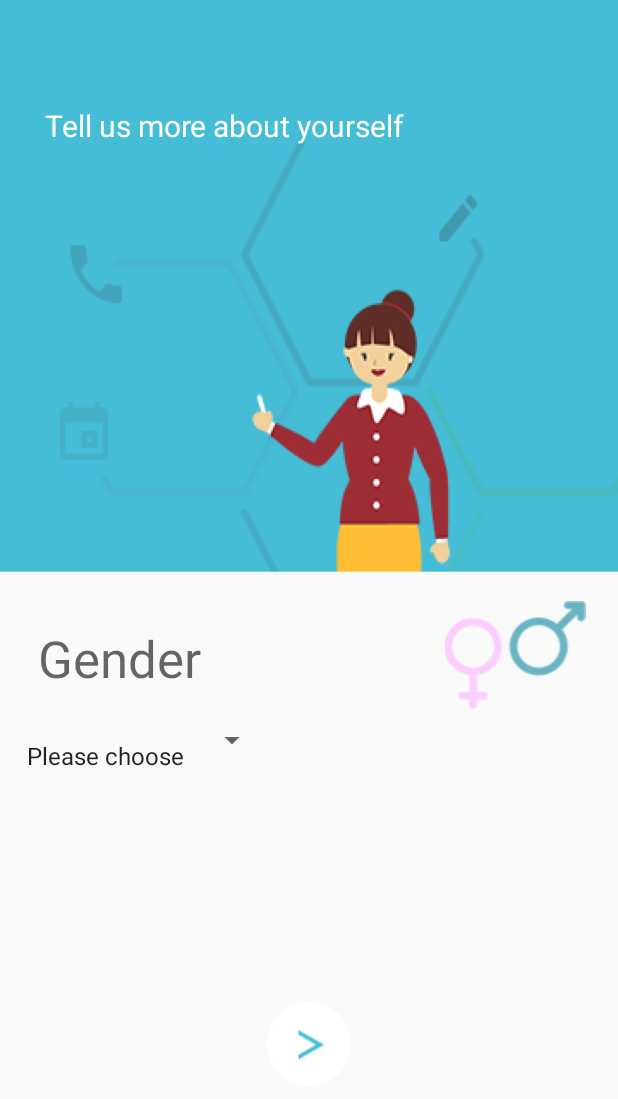
After one commit to sharma-shweta/T4I_Path, an Android app: the GenderActivity screen opened directly, with no data from a screen before it, on a phone screen of 412 x 824 dp. The commit adds this screen. Shown: the top 1099 px of the screen. Run offline under Robolectric (Android 15) with nearby library versions, the phone set to English and light mode, and no system bars; our stand-ins replace Firebase (no records; nobody signed in at launch, a user with empty details on screens opened directly).

Commit message:
added the next few screens

```diff
--- a/app/src/main/AndroidManifest.xml
+++ b/app/src/main/AndroidManifest.xml
@@ -15,6 +15,11 @@
                 <category android:name="android.intent.category.LAUNCHER" />
             </intent-filter>
         </activity>
+        <activity android:name=".WelcomeActivity" />
+        <activity android:name=".LoginActivity" />
+        <activity android:name=".ChooseLangActivity" />
+        <activity android:name=".GenderActivity" />
+        <activity android:name=".DOBActivity"></activity>
     </application>
 
 </manifest>
--- /dev/null
+++ b/app/src/main/java/com/android/path/GenderActivity.java
@@ -0,0 +1,34 @@
+package com.android.path;
+
+import android.content.Intent;
+import android.support.v7.app.AppCompatActivity;
+import android.os.Bundle;
+import android.util.Log;
+import android.view.View;
+
+import com.google.firebase.database.DatabaseReference;
+import com.google.firebase.database.FirebaseDatabase;
+
+public class GenderActivity extends AppCompatActivity {
+
+    private DatabaseReference mDatabase;
+
+    @Override
+    protected void onCreate(Bundle savedInstanceState) {
+        super.onCreate(savedInstanceState);
+        mDatabase = FirebaseDatabase.getInstance().getReference();
+        setContentView(R.layout.activity_gender);
+    }
+
+    /** Called when the user clicks the login button */
+    public void gotoDOB(View view) {
+        // Do something in response to button
+        Log.d("GenderActivity", "Starting DOBActivity");
+        // do google authentication
+
+        mDatabase.child("shwt-test").child("android-test").setValue("shweta");
+
+        Intent intent = new Intent(this, DOBActivity.class);
+        startActivity(intent);
+    }
+}
--- a/app/src/main/java/com/android/path/MainActivity.java
+++ b/app/src/main/java/com/android/path/MainActivity.java
@@ -1,13 +1,15 @@
 package com.android.path;
 
+import android.os.Bundle;
 import android.support.v7.app.AppCompatActivity;
-import android.os.Bundle;
+import android.content.Intent;
 
 public class MainActivity extends AppCompatActivity {
 
     @Override
     protected void onCreate(Bundle savedInstanceState) {
         super.onCreate(savedInstanceState);
-        setContentView(R.layout.activity_main);
+        Intent intent = new Intent(this, LoginActivity.class);
+        startActivity(intent);
     }
 }
--- /dev/null
+++ b/app/src/main/res/layout/activity_gender.xml
@@ -0,0 +1,59 @@
+<?xml version="1.0" encoding="utf-8"?>
+<RelativeLayout xmlns:android="http://schemas.android.com/apk/res/android"
+    android:layout_width="match_parent"
+    android:layout_height="match_parent"
+    android:orientation="vertical"
+    android:background="@drawable/gender_bg">
+    <TextView
+        android:text="Tell us more about yourself"
+        android:id="@+id/genderTitle"
+        style="@style/MediumWhiteCenter"
+        android:layout_width="wrap_content"
+        android:layout_marginTop="70dp"
+        android:gravity="center"
+        android:paddingLeft="30dp" />
+    <LinearLayout
+        android:layout_width="match_parent"
+        android:layout_height="wrap_content"
+        android:orientation="horizontal"
+        android:layout_centerInParent="true"
+        android:paddingTop="50dp"
+        android:layout_marginTop="200dp"
+        android:id="@+id/gender_title">
+        <TextView
+            android:text="Gender"
+            android:layout_width="match_parent"
+            android:layout_height="wrap_content"
+            android:layout_weight="2"
+            android:gravity="bottom"
+            android:id="@+id/teacher_gender_text"
+            android:textAppearance="@android:style/TextAppearance.Material.Display1"
+            android:paddingLeft="25dp"
+            android:paddingTop="15dp" />
+        <ImageView
+            android:src="@drawable/gender_icon"
+            android:layout_width="match_parent"
+            android:layout_height="wrap_content"
+            android:layout_weight="4"
+            android:id="@+id/teacher_gender_imgview"
+            android:scaleType="fitCenter" />
+    </LinearLayout>
+    <Spinner
+        android:entries="@array/gender_dropdown_array"
+        android:minWidth="100px"
+        android:minHeight="25px"
+        android:layout_below="@id/gender_title"
+        android:layout_width="wrap_content"
+        android:layout_height="wrap_content"
+        android:id="@+id/teacher_gender_dropdown_spinner"
+        android:paddingLeft="10dp"
+        android:contentDescription="Choose Gender"
+        android:paddingTop="20dp" />
+    <ImageButton
+        android:id="@+id/genderNext"
+        android:src="@drawable/next_button"
+        style="@style/CenterTrnspBg"
+        android:layout_alignParentBottom="true"
+        android:layout_marginBottom="100dp"
+        android:onClick="gotoDOB"/>
+</RelativeLayout>
--- a/app/src/main/res/layout/welcome.xml
+++ b/app/src/main/res/layout/activity_welcome.xml
@@ -36,5 +36,6 @@
         android:src="@drawable/getstarted_button"
         style="@style/CenterTrnspBg"
         android:layout_alignParentBottom="true"
-        android:layout_marginBottom="100dp" />
+        android:layout_marginBottom="100dp"
+        android:onClick="gotoChooseLang"/>
 </RelativeLayout>
--- a/app/src/main/res/values/strings.xml
+++ b/app/src/main/res/values/strings.xml
@@ -37,4 +37,8 @@
     <string name="ApiKey">AIzaSyBNUiwOjLnILeorZzGbZ-Gy787zCfi0Ef8</string>
     <string name="ApplicationId">1:338211353991:android:1ef65a1e5ea1f998</string>
     <string name="DatabaseUrl">https://c4c-t4i.firebaseio.com</string>
+
+    <!--Shared Preference-->
+    <string name="userIdSharedPref" />
+
 </resources>
--- a/app/src/main/res/values/styles.xml
+++ b/app/src/main/res/values/styles.xml
@@ -1,17 +1,13 @@
 <resources>
 
-    <!-- Base application theme. -->
-    <style name="AppTheme" parent="Theme.AppCompat.Light.DarkActionBar">
-        <!-- Customize your theme here. -->
+    <style name="AppTheme" parent="Theme.AppCompat.Light.NoActionBar">
         <item name="colorPrimary">@color/colorPrimary</item>
         <item name="colorPrimaryDark">@color/colorPrimaryDark</item>
         <item name="colorAccent">@color/colorAccent</item>
-    </style>
-
-    <style name="MatLightNoActionBar" parent="android:Theme.Material.Light.NoActionBar">
         <item name="android:windowTranslucentStatus">true</item>
         <item name="android:windowTranslucentNavigation">true</item>
     </style>
+
     <style name="MediumWhiteCenter" parent="@android:style/TextAppearance.Medium">
         <item name="android:layout_width">fill_parent</item>
         <item name="android:layout_height">wrap_content</item>
@@ -19,6 +15,7 @@
         <item name="android:textColor">#FFFFFF</item>
         <item name="android:textSize">20sp</item>
     </style>
+
     <style name="LargeWhiteCenter" parent="@android:style/TextAppearance.Large">
         <item name="android:layout_width">fill_parent</item>
         <item name="android:layout_height">wrap_content</item>
@@ -27,9 +24,11 @@
         <item name="android:textSize">40sp</item>
         <item name="android:textStyle">bold</item>
     </style>
+
     <style name="TitleWhiteCenter" parent="LargeWhiteCenter">
         <item name="android:textSize">30sp</item>
     </style>
+
     <style name="CenterTrnspBg">
         <item name="android:layout_width">wrap_content</item>
         <item name="android:layout_height">wrap_content</item>
@@ -37,4 +36,5 @@
         <item name="android:layout_centerHorizontal">true</item>
         <item name="android:clickable">true</item>
     </style>
+
 </resources>
--- a/build.gradle
+++ b/build.gradle
@@ -9,6 +9,7 @@ buildscript {
 
         // NOTE: Do not place your application dependencies here; they belong
         // in the individual module build.gradle files
+        classpath 'com.google.gms:google-services:3.0.0'
     }
 }
 
```
Also changed, not shown: app/build.gradle (+7 -0 lines), app/src/main/java/com/android/path/ChooseLangActivity.java (added, +26 -0 lines), app/src/main/java/com/android/path/DOBActivity.java (added, +13 -0 lines), app/src/main/java/com/android/path/LoginActivity.java (added, +34 -0 lines), app/src/main/java/com/android/path/WelcomeActivity.java (added, +26 -0 lines), app/src/main/res/layout/activity_choose_lang.xml (added, +38 -0 lines), app/src/main/res/layout/activity_dob.xml (added, +13 -0 lines), app/src/main/res/layout/activity_login.xml (added, +26 -0 lines), 1 other file.
